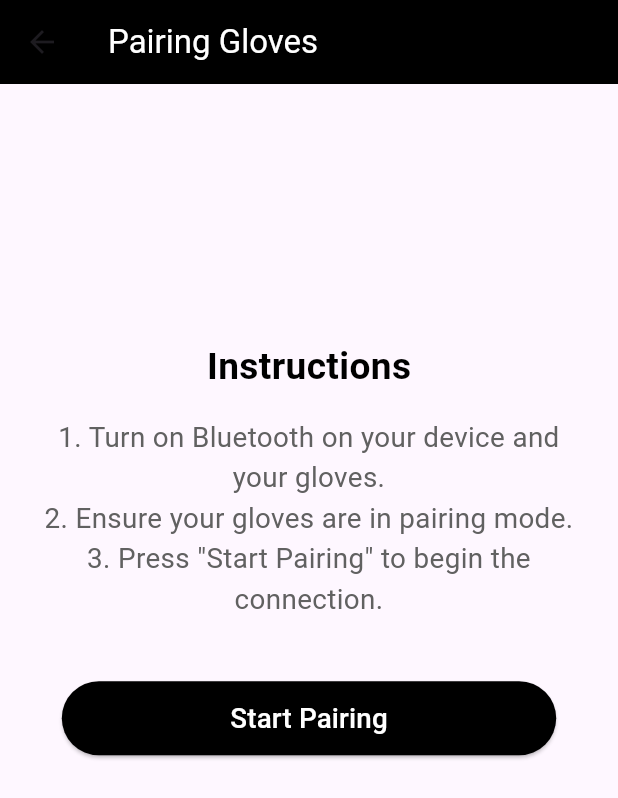
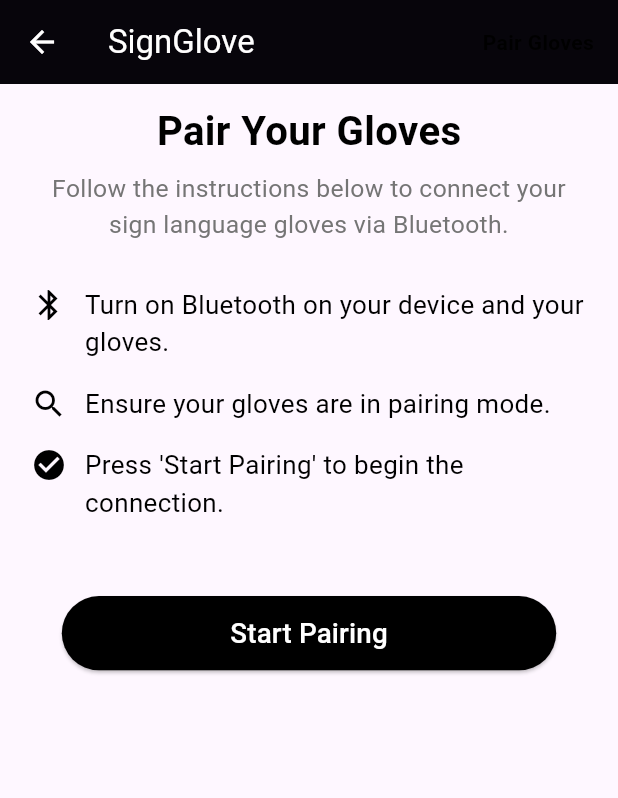
Before and after one commit to shokrfy/smart-glove-project, a Flutter app: the PairingScreen screen opened directly, on a phone screen of 412 x 824 dp. Shown: the top 798 px of the screen. Run offline on Flutter 3.47's test engine with Material 3 defaults, Android fonts, the phone set to English and light mode, and no system bars; our stand-ins replace logger, permission_handler, speech_to_text.

Commit message:
Initial commit for the pairing and settings screens in the smart glove project

```diff
--- a/lib/the_app_ui/the_screens/the_pairing_screen.dart
+++ b/lib/the_app_ui/the_screens/the_pairing_screen.dart
@@ -1,6 +1,8 @@
 import 'package:flutter/material.dart';
 import 'package:the_graduation_project/services/ble_service.dart';
 import 'package:logger/logger.dart';
+import 'package:permission_handler/permission_handler.dart';
+import 'dart:io' show Platform;
 
 class PairingScreen extends StatefulWidget {
   static const String theRouteName = 'pairing';
@@ -17,6 +19,64 @@ class _PairingScreenState extends State<PairingScreen> {
   bool _isPairing = false;
   bool _isConnected = false;
 
+  Future<bool> _ensureBlePermissions() async {
+    if (Platform.isAndroid) {
+      final permissions = [
+        Permission.bluetoothScan,
+        Permission.bluetoothConnect,
+        Permission.bluetoothAdvertise,
+        Permission.locationWhenInUse,
+      ];
+
+      bool allGranted = true;
+
+      for (final permission in permissions) {
+        final status = await permission.status;
+        _logger.d("🐛 Permission check: $permission -> $status");
+
+        if (!status.isGranted) {
+          final result = await permission.request();
+          _logger.d("📛 Permission request: $permission -> $result");
+
+          if (!result.isGranted) {
+            allGranted = false;
+          }
+        }
+      }
+
+      return allGranted;
+    }
+
+    return true;
+  }
+
+  Future<void> _startPairing() async {
+    final hasPermission = await _ensureBlePermissions();
+    if (!hasPermission) {
+      if (!mounted) return;
+      ScaffoldMessenger.of(context).showSnackBar(
+        const SnackBar(content: Text('Bluetooth permission denied')),
+      );
+      return;
+    }
+
+    if (!mounted) return;
+    setState(() => _isPairing = true);
+
+    bleService.startScan((device) async {
+      await bleService.connectToDevice(device);
+      await bleService.listenToData((data) {
+        _logger.i("📨 Data from ESP: $data");
+      });
+
+      if (!mounted) return;
+      setState(() {
+        _isPairing = false;
+        _isConnected = true;
+      });
+    });
+  }
+
   @override
   Widget build(BuildContext context) {
     final screenHeight = MediaQuery.of(context).size.height;
@@ -24,68 +84,75 @@ class _PairingScreenState extends State<PairingScreen> {
 
     return Scaffold(
       appBar: AppBar(
-        title: Text('Pairing Gloves', style: TextStyle(color: Colors.white)),
+        title: const Text('SignGlove', style: TextStyle(color: Colors.white)),
         backgroundColor: Colors.black,
+        elevation: 2,
+        actions: const [
+          Padding(
+            padding: EdgeInsets.symmetric(horizontal: 16),
+            child: Center(
+              child: Text(
+                'Pair Gloves',
+                style: TextStyle(
+                  color: Colors.black,
+                  fontWeight: FontWeight.bold,
                 ),
-      body: SingleChildScrollView(
-        child: Padding(
+              ),
+            ),
+          ),
+        ],
+        iconTheme: const IconThemeData(color: Colors.white),
+      ),
+      body: Padding(
         padding: EdgeInsets.symmetric(horizontal: screenWidth * 0.05),
-          child: SizedBox(
-            height:
-                screenHeight *
-                0.8, // Ensures the content stays vertically centered
         child: Column(
-              mainAxisAlignment:
-                  MainAxisAlignment.center, // Centers content vertically
-              crossAxisAlignment:
-                  CrossAxisAlignment.center, // Centers content horizontally
+          crossAxisAlignment: CrossAxisAlignment.center,
           children: [
+            SizedBox(height: screenHeight * 0.015),
             Text(
-                  'Instructions',
+              'Pair Your Gloves',
               style: TextStyle(
-                    fontSize: screenWidth * 0.06,
+                fontSize: screenWidth * 0.065,
                 fontWeight: FontWeight.bold,
                 color: Colors.black,
               ),
             ),
-                SizedBox(height: screenHeight * 0.02),
+            SizedBox(height: screenHeight * 0.01),
             Text(
-                  '1. Turn on Bluetooth on your device and your gloves.\n'
-                  '2. Ensure your gloves are in pairing mode.\n'
-                  '3. Press "Start Pairing" to begin the connection.',
-                  textAlign: TextAlign.center, // Centers the instructions text
+              'Follow the instructions below to connect your sign language gloves via Bluetooth.',
+              textAlign: TextAlign.center,
               style: TextStyle(
-                    fontSize: screenWidth * 0.045,
-                    color: Colors.grey[700],
+                fontSize: screenWidth * 0.04,
+                color: Colors.grey[600],
               ),
+            ),
+            SizedBox(height: screenHeight * 0.025),
+            InstructionRow(
+              icon: Icons.bluetooth,
+              text: 'Turn on Bluetooth on your device and your gloves.',
+            ),
+            InstructionRow(
+              icon: Icons.search,
+              text: 'Ensure your gloves are in pairing mode.',
+            ),
+            InstructionRow(
+              icon: Icons.check_circle,
+              text: "Press 'Start Pairing' to begin the connection.",
             ),
             SizedBox(height: screenHeight * 0.05),
             ElevatedButton(
-                  onPressed:
-                      _isConnected || _isPairing
-                          ? null
-                          : () {
-                            setState(() {
-                              _isPairing = true;
-                            });
-
-                            bleService.startScan((device) async {
-                              await bleService.connectToDevice(device);
-                              await bleService.listenToData((data) {
-                                _logger.i("📨 Data from ESP: \$data");
-                              });
-
-                              setState(() {
-                                _isPairing = false;
-                                _isConnected = true;
-                              });
-                            });
-                          },
+              onPressed: _isConnected || _isPairing ? null : _startPairing,
               style: ElevatedButton.styleFrom(
                 backgroundColor: Colors.black,
+                foregroundColor: Colors.white,
                 fixedSize: Size(screenWidth * 0.8, screenHeight * 0.06),
+                disabledBackgroundColor: Colors.black,
+                disabledForegroundColor: Colors.white,
               ),
-                  child: Text(
+              child: Row(
+                mainAxisAlignment: MainAxisAlignment.center,
+                children: [
+                  Text(
                     _isConnected
                         ? 'Connected'
                         : _isPairing
@@ -96,13 +163,54 @@ class _PairingScreenState extends State<PairingScreen> {
                       color: Colors.white,
                     ),
                   ),
+                  if (_isPairing) ...[
+                    const SizedBox(width: 10),
+                    const SizedBox(
+                      width: 16,
+                      height: 16,
+                      child: CircularProgressIndicator(
+                        strokeWidth: 2,
+                        valueColor: AlwaysStoppedAnimation<Color>(Colors.white),
                       ),
-                SizedBox(height: screenHeight * 0.05),
+                    ),
+                  ],
                 ],
               ),
             ),
+            SizedBox(height: screenHeight * 0.015),
+          ],
         ),
       ),
     );
   }
 }
+
+class InstructionRow extends StatelessWidget {
+  final IconData icon;
+  final String text;
+
+  const InstructionRow({super.key, required this.icon, required this.text});
+
+  @override
+  Widget build(BuildContext context) {
+    return Padding(
+      padding: const EdgeInsets.symmetric(vertical: 8),
+      child: Row(
+        crossAxisAlignment: CrossAxisAlignment.start,
+        children: [
+          Icon(icon, size: 24, color: Colors.black),
+          const SizedBox(width: 12),
+          Expanded(
+            child: Text(
+              text,
+              style: TextStyle(
+                fontSize: MediaQuery.of(context).size.width * 0.042,
+                color: Colors.black,
+              ),
+            ),
+          ),
+        ],
+      ),
+    );
+  }
+}
--- a/lib/the_app_ui/the_screens/the_views/the_setting_view.dart
+++ b/lib/the_app_ui/the_screens/the_views/the_setting_view.dart
@@ -1,4 +1,5 @@
 import 'package:flutter/material.dart';
+import 'package:the_graduation_project/the_app_ui/the_screens/the_pairing_screen.dart';
 
 class SettingsScreen extends StatefulWidget {
   static const String theRouteName = 'settings';
@@ -19,7 +20,7 @@ class _SettingsScreenState extends State<SettingsScreen> {
 
     return Scaffold(
       appBar: AppBar(
-        title: Text('Settings' , style: TextStyle(color: Colors.white),),
+        title: Text('Settings', style: TextStyle(color: Colors.white)),
         backgroundColor: Colors.black,
       ),
       body: SingleChildScrollView(
@@ -48,7 +49,12 @@ class _SettingsScreenState extends State<SettingsScreen> {
               SizedBox(height: screenHeight * 0.02),
               ElevatedButton(
                 onPressed: () {
-                  // Todo : Handle Reconnect button press
+                  Navigator.push(
+                    context,
+                    MaterialPageRoute(
+                      builder: (context) => const PairingScreen(),
+                    ),
+                  );
                 },
                 style: ElevatedButton.styleFrom(
                   backgroundColor: Colors.black,
@@ -82,12 +88,15 @@ class _SettingsScreenState extends State<SettingsScreen> {
               SizedBox(height: screenHeight * 0.02),
               DropdownButtonFormField<String>(
                 value: selectedLanguage,
-                items: ['English', 'Arabic',]
-                    .map((language) => DropdownMenuItem(
-                  value: language,
-                  child: Text(language),
-                ))
-                    .toList(),
+                items:
+                    ['English', 'Arabic']
+                        .map(
+                          (language) => DropdownMenuItem(
+                            value: language,
+                            child: Text(language),
+                          ),
+                        )
+                        .toList(),
                 onChanged: (value) {
                   setState(() {
                     selectedLanguage = value!;
```
Also changed, not shown: 1 other file. Lines whose indentation alone changed are shown as unchanged.
